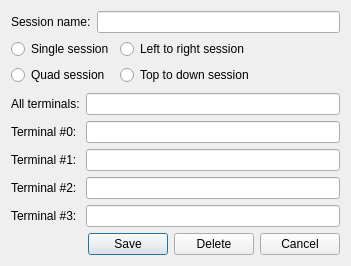
This is sessionedit.ui in UfoDriver/yakuake-sessions as Qt 5 draws it before an edit. The edited form follows.
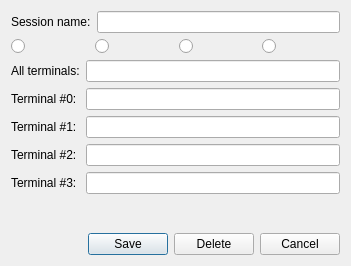
This is the edited form. Icons and pictures are not drawn.

```diff
--- a/sessionedit.ui
+++ b/sessionedit.ui
@@ -35,42 +35,91 @@
     </layout>
    </item>
    <item>
-    <layout class="QFormLayout" name="formLayout_2">
-     <property name="labelAlignment">
-      <set>Qt::AlignLeading|Qt::AlignLeft|Qt::AlignVCenter</set>
-     </property>
-     <item row="0" column="0">
+    <layout class="QHBoxLayout" name="horizontalLayout_3">
+     <item>
       <widget class="QRadioButton" name="singleSessionButton">
-       <property name="text">
+       <property name="toolTip">
         <string>Single session</string>
        </property>
+       <property name="icon">
+        <iconset resource="resources.qrc">
+         <normaloff>:/resources/view-split-none.png</normaloff>:/resources/view-split-none.png</iconset>
+       </property>
+       <property name="iconSize">
+        <size>
+         <width>48</width>
+         <height>48</height>
+        </size>
+       </property>
       </widget>
      </item>
-     <item row="0" column="1">
+     <item>
       <widget class="QRadioButton" name="verticalSessionButton">
-       <property name="text">
+       <property name="toolTip">
         <string>Left to right session</string>
        </property>
-      </widget>
-     </item>
-     <item row="1" column="0">
-      <widget class="QRadioButton" name="quadSessionButton">
        <property name="text">
-        <string>Quad session</string>
+        <string/>
+       </property>
+       <property name="icon">
+        <iconset resource="resources.qrc">
+         <normaloff>:/resources/view-split-left-right.png</normaloff>:/resources/view-split-left-right.png</iconset>
+       </property>
+       <property name="iconSize">
+        <size>
+         <width>48</width>
+         <height>48</height>
+        </size>
        </property>
       </widget>
      </item>
-     <item row="1" column="1">
+     <item>
       <widget class="QRadioButton" name="horizontalSessionButton">
-       <property name="text">
+       <property name="toolTip">
         <string>Top to down session</string>
        </property>
+       <property name="text">
+        <string/>
+       </property>
+       <property name="icon">
+        <iconset resource="resources.qrc">
+         <normaloff>:/resources/view-split-top-bottom.png</normaloff>:/resources/view-split-top-bottom.png</iconset>
+       </property>
+       <property name="iconSize">
+        <size>
+         <width>48</width>
+         <height>48</height>
+        </size>
+       </property>
+      </widget>
+     </item>
+     <item>
+      <widget class="QRadioButton" name="quadSessionButton">
+       <property name="toolTip">
+        <string>Quad session</string>
+       </property>
+       <property name="text">
+        <string/>
+       </property>
+       <property name="icon">
+        <iconset resource="resources.qrc">
+         <normaloff>:/resources/view-split-quad.png</normaloff>:/resources/view-split-quad.png</iconset>
+       </property>
+       <property name="iconSize">
+        <size>
+         <width>48</width>
+         <height>48</height>
+        </size>
+       </property>
       </widget>
      </item>
     </layout>
    </item>
    <item>
     <layout class="QFormLayout" name="formLayout">
+     <property name="fieldGrowthPolicy">
+      <enum>QFormLayout::ExpandingFieldsGrow</enum>
+     </property>
      <item row="0" column="0">
       <widget class="QLabel" name="label_5">
        <property name="text">
```
Left out of the diff: 7 changed lines with no effect on the pictures.
